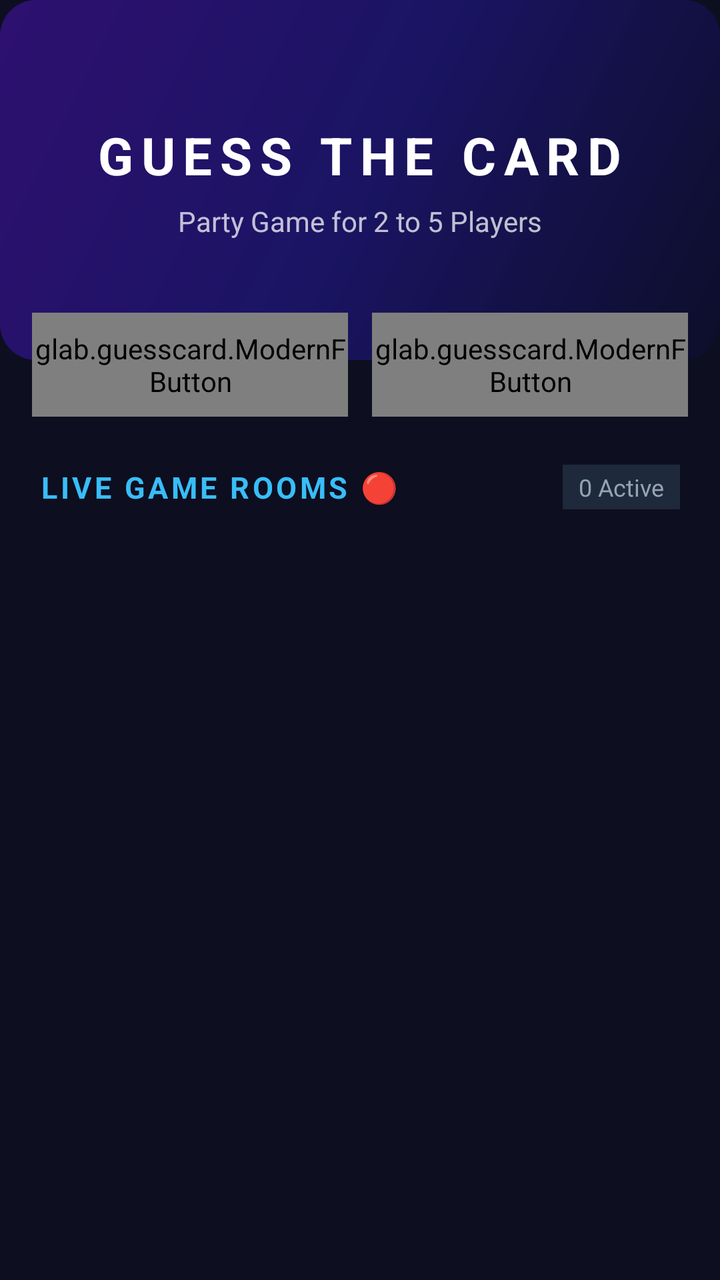
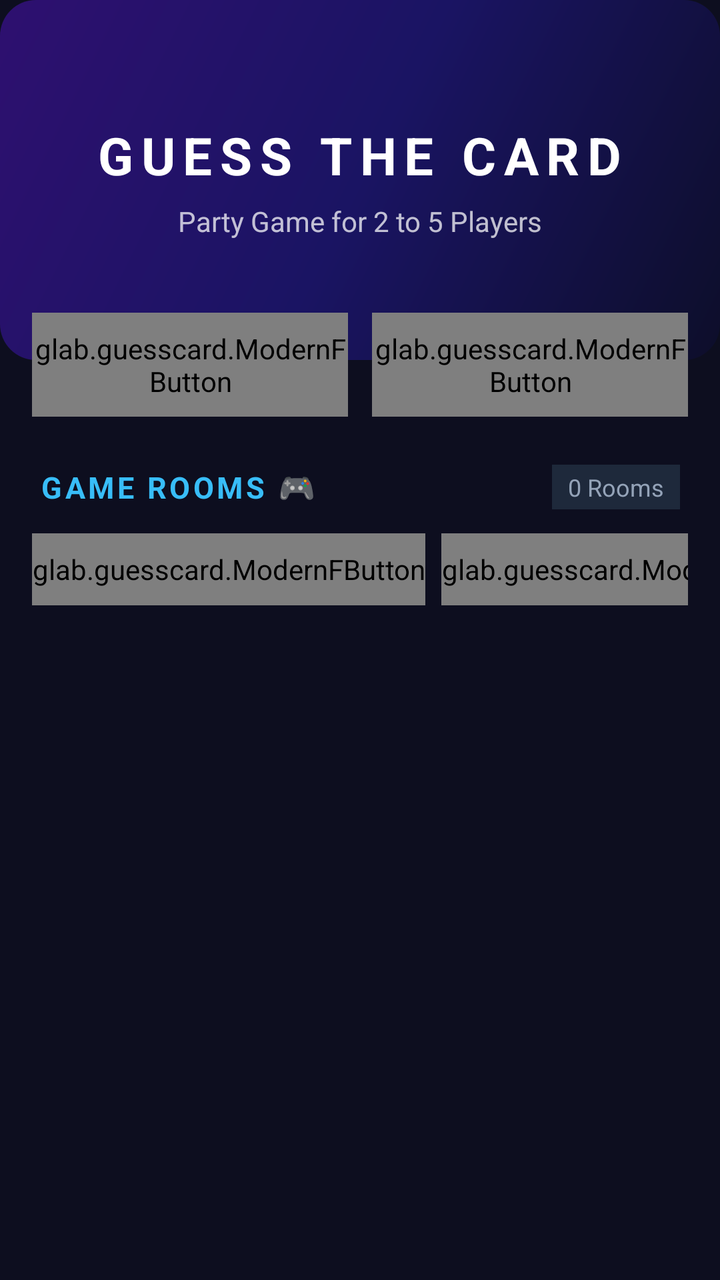

Compare the two renders of this Android layout. The source of the first and the diff that turns it into the second are given below.
<!-- AndroidManifest.xml: application theme Theme.TerritoryWars -->
<!-- res/layout/fragment_home.xml -->
<?xml version="1.0" encoding="utf-8"?>
<androidx.core.widget.NestedScrollView xmlns:android="http://schemas.android.com/apk/res/android"
    xmlns:app="http://schemas.android.com/apk/res-auto"
    xmlns:tools="http://schemas.android.com/tools"
    android:layout_width="match_parent"
    android:layout_height="match_parent"
    android:background="@color/bg_dark"
    android:fillViewport="true"
    android:clipToPadding="false"
    android:paddingBottom="100dp">

    <LinearLayout
        android:layout_width="match_parent"
        android:layout_height="wrap_content"
        android:orientation="vertical">

        
        <FrameLayout
            android:layout_width="match_parent"
            android:layout_height="180dp"
            android:background="@drawable/gradient_hero">

            <LinearLayout
                android:layout_width="match_parent"
                android:layout_height="match_parent"
                android:gravity="center"
                android:orientation="vertical"
                android:padding="20dp">

                <TextView
                    android:layout_width="wrap_content"
                    android:layout_height="wrap_content"
                    android:text="GUESS THE CARD"
                    android:textColor="#FFFFFF"
                    android:textSize="26sp"
                    android:textStyle="bold"
                    android:letterSpacing="0.15" />

                <TextView
                    android:id="@+id/tvPlayerName"
                    android:layout_width="wrap_content"
                    android:layout_height="wrap_content"
                    android:text="Party Game for 2 to 5 Players"
                    android:textColor="#BBFFFFFF"
                    android:textSize="14sp"
                    android:layout_marginTop="6dp" />

            </LinearLayout>
        </FrameLayout>

        
        <LinearLayout
            android:layout_width="match_parent"
            android:layout_height="wrap_content"
            android:orientation="horizontal"
            android:paddingStart="16dp"
            android:paddingEnd="16dp"
            android:layout_marginTop="-24dp"
            android:layout_marginBottom="16dp"
            android:gravity="center">

            
            <glab.guesscard.ModernFButton
                android:id="@+id/btnHomeQuickMatch"
                android:layout_width="0dp"
                android:layout_height="52dp"
                android:layout_weight="1"
                android:layout_marginEnd="6dp"
                android:text="⚡ Quick Match"
                android:textSize="12sp" />

            
            <glab.guesscard.ModernFButton
                android:id="@+id/btnHomeCreateRoom"
                android:layout_width="0dp"
                android:layout_height="52dp"
                android:layout_weight="1"
                android:layout_marginStart="6dp"
                android:text="➕ Create Room"
                android:textSize="12sp" />

        </LinearLayout>

        
        <LinearLayout
            android:id="@+id/offlinePracticeContainer"
            android:layout_width="match_parent"
            android:layout_height="wrap_content"
            android:orientation="vertical"
            android:paddingStart="16dp"
            android:paddingEnd="16dp"
            android:layout_marginBottom="16dp"
            android:visibility="gone">

            <TextView
                android:layout_width="match_parent"
                android:layout_height="wrap_content"
                android:text="Offline Mode"
                android:textColor="#94A3B8"
                android:textSize="12sp"
                android:textAllCaps="true"
                android:letterSpacing="0.12"
                android:layout_marginBottom="8dp" />

            <FrameLayout
                android:id="@+id/btnOfflinePractice"
                android:layout_width="match_parent"
                android:layout_height="80dp"
                android:background="@drawable/gradient_btn_offline"
                android:clickable="true"
                android:focusable="true">

                <LinearLayout
                    android:layout_width="match_parent"
                    android:layout_height="match_parent"
                    android:gravity="center_vertical"
                    android:orientation="horizontal"
                    android:paddingStart="20dp"
                    android:paddingEnd="20dp">

                    <LinearLayout
                        android:layout_width="0dp"
                        android:layout_height="wrap_content"
                        android:layout_weight="1"
                        android:orientation="vertical">

                        <TextView
                            android:layout_width="wrap_content"
                            android:layout_height="wrap_content"
                            android:text="PRACTICE MODE 🎮"
                            android:textColor="#FFFFFF"
                            android:textSize="18sp"
                            android:textStyle="bold" />

                        <TextView
                            android:layout_width="wrap_content"
                            android:layout_height="wrap_content"
                            android:text="Play solo practice match with smart bot"
                            android:textColor="#FFFFFFAA"
                            android:textSize="12sp" />
                    </LinearLayout>

                    <TextView
                        android:layout_width="wrap_content"
                        android:layout_height="wrap_content"
                        android:text="Start ▶"
                        android:textColor="#FFFFFF"
                        android:textSize="14sp"
                        android:textStyle="bold" />
                </LinearLayout>
            </FrameLayout>
        </LinearLayout>

        
        <LinearLayout
            android:id="@+id/onlineModesContainer"
            android:layout_width="match_parent"
            android:layout_height="wrap_content"
            android:orientation="vertical">

            
            <LinearLayout
                android:layout_width="match_parent"
                android:layout_height="wrap_content"
                android:orientation="horizontal"
                android:gravity="center_vertical"
                android:layout_marginStart="20dp"
                android:layout_marginEnd="20dp"
                android:layout_marginTop="8dp"
                android:layout_marginBottom="12dp">

                <TextView
                    android:id="@+id/tvLiveRoomsTitle"
                    android:layout_width="0dp"
                    android:layout_height="wrap_content"
                    android:layout_weight="1"
                    android:text="Live Game Rooms 🔴"
                    android:textColor="#38BDF8"
                    android:textSize="15sp"
                    android:textAllCaps="true"
                    android:letterSpacing="0.1"
                    android:textStyle="bold" />

                <TextView
                    android:id="@+id/tvLiveRoomsCount"
                    android:layout_width="wrap_content"
                    android:layout_height="wrap_content"
                    android:text="0 Active"
                    android:textColor="#94A3B8"
                    android:textSize="12sp"
                    android:background="#1E293B"
                    android:paddingStart="8dp"
                    android:paddingEnd="8dp"
                    android:paddingTop="3dp"
                    android:paddingBottom="3dp" />

            </LinearLayout>

            
            <LinearLayout
                android:id="@+id/tvNoActiveRooms"
                android:layout_width="match_parent"
                android:layout_height="wrap_content"
                android:layout_marginStart="16dp"
                android:layout_marginEnd="16dp"
                android:layout_marginBottom="12dp"
                android:background="@drawable/shape_glass_card"
                android:orientation="vertical"
                android:gravity="center"
                android:padding="24dp"
                android:visibility="gone">

                <TextView
                    android:layout_width="wrap_content"
                    android:layout_height="wrap_content"
                    android:text="🌐"
                    android:textSize="36sp"
                    android:layout_marginBottom="8dp" />

                <TextView
                    android:layout_width="wrap_content"
                    android:layout_height="wrap_content"
                    android:text="No Public Rooms Available"
                    android:textColor="#FFFFFF"
                    android:textSize="16sp"
                    android:textStyle="bold"
                    android:layout_marginBottom="4dp" />

                <TextView
                    android:layout_width="wrap_content"
                    android:layout_height="wrap_content"
                    android:text="Be the first to start a party room and invite your friends!"
                    android:textColor="#94A3B8"
                    android:textSize="13sp"
                    android:gravity="center"
                    android:layout_marginBottom="16dp" />

                <glab.guesscard.ModernFButton
                    android:id="@+id/btnEmptyCreateRoom"
                    android:layout_width="200dp"
                    android:layout_height="48dp"
                    android:text="✨ Create a Room" />

            </LinearLayout>

            
            <androidx.recyclerview.widget.RecyclerView
                android:id="@+id/rvActiveRooms"
                android:layout_width="match_parent"
                android:layout_height="wrap_content"
                android:nestedScrollingEnabled="false"
                android:overScrollMode="never"
                android:paddingStart="16dp"
                android:paddingEnd="16dp"
                android:layout_marginBottom="16dp"
                tools:itemCount="3"
                tools:listitem="@layout/item_active_room"
                tools:visibility="visible" />

        </LinearLayout>

    </LinearLayout>
</androidx.core.widget.NestedScrollView>
<!-- res/layout/item_active_room.xml (included above) -->
<?xml version="1.0" encoding="utf-8"?>
<FrameLayout xmlns:android="http://schemas.android.com/apk/res/android"
    xmlns:app="http://schemas.android.com/apk/res-auto"
    android:layout_width="match_parent"
    android:layout_height="wrap_content"
    android:layout_marginBottom="12dp"
    android:background="@drawable/shape_glass_card"
    android:padding="14dp">

    <LinearLayout
        android:layout_width="match_parent"
        android:layout_height="wrap_content"
        android:gravity="center_vertical"
        android:orientation="horizontal">

        
        <com.google.android.material.imageview.ShapeableImageView
            android:id="@+id/imgActiveRoomHostAvatar"
            android:layout_width="48dp"
            android:layout_height="48dp"
            android:scaleType="centerCrop"
            android:src="@drawable/ic_profile"
            app:shapeAppearanceOverlay="@style/ShapeAppearance.Material3.Corner.Full" />

        <LinearLayout
            android:layout_width="0dp"
            android:layout_height="wrap_content"
            android:layout_weight="1"
            android:layout_marginStart="14dp"
            android:orientation="vertical">

            <TextView
                android:id="@+id/tvActiveRoomName"
                android:layout_width="match_parent"
                android:layout_height="wrap_content"
                android:text="ANIMALS ROOM"
                android:textColor="#FFFFFF"
                android:textSize="16sp"
                android:textStyle="bold"
                android:maxLines="1"
                android:ellipsize="end" />

            <TextView
                android:id="@+id/tvActiveRoomHost"
                android:layout_width="match_parent"
                android:layout_height="wrap_content"
                android:text="Host: Player"
                android:textColor="#94A3B8"
                android:textSize="12sp"
                android:layout_marginTop="2dp"
                android:maxLines="1"
                android:ellipsize="end" />

            <LinearLayout
                android:layout_width="wrap_content"
                android:layout_height="wrap_content"
                android:orientation="horizontal"
                android:layout_marginTop="4dp">

                <TextView
                    android:id="@+id/tvActiveRoomCode"
                    android:layout_width="wrap_content"
                    android:layout_height="wrap_content"
                    android:text="Code: 849201"
                    android:textColor="#38BDF8"
                    android:textSize="11sp"
                    android:textStyle="bold"
                    android:background="#1E293B"
                    android:paddingStart="6dp"
                    android:paddingEnd="6dp"
                    android:paddingTop="2dp"
                    android:paddingBottom="2dp" />

                <TextView
                    android:id="@+id/tvActiveRoomPlayers"
                    android:layout_width="wrap_content"
                    android:layout_height="wrap_content"
                    android:text="1/5 Players"
                    android:textColor="#10B981"
                    android:textSize="11sp"
                    android:textStyle="bold"
                    android:background="#064E3B"
                    android:paddingStart="6dp"
                    android:paddingEnd="6dp"
                    android:paddingTop="2dp"
                    android:paddingBottom="2dp"
                    android:layout_marginStart="8dp" />
            </LinearLayout>

            <TextView
                android:id="@+id/tvActiveRoomPlayersList"
                android:layout_width="match_parent"
                android:layout_height="wrap_content"
                android:text="Joined: Player1, Player2"
                android:textColor="#7DD3FC"
                android:textSize="11sp"
                android:layout_marginTop="4dp"
                android:maxLines="1"
                android:ellipsize="end" />
        </LinearLayout>

        
        <glab.guesscard.ModernFButton
            android:id="@+id/btnJoinActiveRoom"
            android:layout_width="80dp"
            android:layout_height="42dp"
            android:text="JOIN" />

    </LinearLayout>
</FrameLayout>
<!-- resources referenced by this layout -->
<resources>
  <color name="bg_dark">#0D0E1F</color>
  <!-- drawable gradient_btn_offline (drawable) -->
  <?xml version="1.0" encoding="utf-8"?>
  <shape xmlns:android="http://schemas.android.com/apk/res/android"
      android:shape="rectangle">
      <gradient
          android:type="linear"
          android:angle="0"
          android:startColor="#F97316"
          android:endColor="#EF4444" />
      <corners android:radius="18dp" />
  </shape>
  <!-- drawable gradient_hero (drawable) -->
  <?xml version="1.0" encoding="utf-8"?>
  <shape xmlns:android="http://schemas.android.com/apk/res/android"
      android:shape="rectangle">
      <gradient
          android:type="linear"
          android:angle="135"
          android:startColor="#0D0E2A"
          android:centerColor="#1A1463"
          android:endColor="#2E1070" />
      <corners android:radius="18dp"/>
  </shape>
  <!-- drawable ic_profile (drawable) -->
  <?xml version="1.0" encoding="utf-8"?>
  <vector xmlns:android="http://schemas.android.com/apk/res/android"
      android:width="24dp"
      android:height="24dp"
      android:viewportWidth="24"
      android:viewportHeight="24">
      <path
          android:fillColor="#FF000000"
          android:pathData="M12,12c2.21,0 4,-1.79 4,-4s-1.79,-4 -4,-4 -4,1.79 -4,4 1.79,4 4,4zM12,14c-2.67,0 -8,1.34 -8,4v2h16v-2c0,-2.66 -5.33,-4 -8,-4z" />
  </vector>
  <!-- drawable shape_glass_card (drawable) -->
  <?xml version="1.0" encoding="utf-8"?>
  <shape xmlns:android="http://schemas.android.com/apk/res/android"
      android:shape="rectangle">
      <solid android:color="#1E293B" />
      <corners android:radius="16dp" />
      <stroke
          android:width="1dp"
          android:color="#334155" />
  </shape>
  <style name="Theme.TerritoryWars" parent="Theme.Material3.DayNight.NoActionBar">
          
          <item name="colorPrimary">@color/purple_500</item>
          <item name="colorPrimaryVariant">@color/purple_700</item>
          <item name="colorOnPrimary">@color/white</item>
          
          <item name="colorSecondary">@color/teal_200</item>
          <item name="colorSecondaryVariant">@color/teal_700</item>
          <item name="colorOnSecondary">@color/black</item>
          
          <item name="android:statusBarColor">@android:color/transparent</item>
          <item name="android:navigationBarColor">@android:color/transparent</item>
          <item name="android:windowDrawsSystemBarBackgrounds">true</item>
      </style>
  <color name="purple_500">#FF6200EE</color>
  <color name="purple_700">#FF3700B3</color>
  <color name="white">#FFFFFFFF</color>
  <color name="teal_200">#FF03DAC5</color>
  <color name="teal_700">#FF018786</color>
  <color name="black">#FF000000</color>
</resources>

<!-- the commit's change to res/layout/fragment_home.xml (unified diff, before → after) -->
@@ -174,7 +174,7 @@
                     android:layout_width="0dp"
                     android:layout_height="wrap_content"
                     android:layout_weight="1"
-                    android:text="Live Game Rooms 🔴"
+                    android:text="Game Rooms 🎮"
                     android:textColor="#38BDF8"
                     android:textSize="15sp"
                     android:textAllCaps="true"
@@ -185,7 +185,7 @@
                     android:id="@+id/tvLiveRoomsCount"
                     android:layout_width="wrap_content"
                     android:layout_height="wrap_content"
-                    android:text="0 Active"
+                    android:text="0 Rooms"
                     android:textColor="#94A3B8"
                     android:textSize="12sp"
                     android:background="#1E293B"
@@ -194,6 +194,78 @@
                     android:paddingTop="3dp"
                     android:paddingBottom="3dp" />
 
+            </LinearLayout>
+
+            
+            <HorizontalScrollView
+                android:layout_width="match_parent"
+                android:layout_height="wrap_content"
+                android:scrollbars="none"
+                android:paddingStart="16dp"
+                android:paddingEnd="16dp"
+                android:layout_marginBottom="12dp">
+
+                <LinearLayout
+                    android:layout_width="wrap_content"
+                    android:layout_height="wrap_content"
+                    android:orientation="horizontal">
+
+                    <glab.guesscard.ModernFButton
+                        android:id="@+id/btnFilterAllRooms"
+                        android:layout_width="wrap_content"
+                        android:layout_height="36dp"
+                        android:text="All Rooms"
+                        android:textSize="11sp"
+                        android:layout_marginEnd="8dp" />
+
+                    <glab.guesscard.ModernFButton
+                        android:id="@+id/btnFilterOnlineRooms"
+                        android:layout_width="wrap_content"
+                        android:layout_height="36dp"
+                        android:text="🌐 Online (Cloud)"
+                        android:textSize="11sp"
+                        android:layout_marginEnd="8dp" />
+
+                    <glab.guesscard.ModernFButton
+                        android:id="@+id/btnFilterBluetoothRooms"
+                        android:layout_width="wrap_content"
+                        android:layout_height="36dp"
+                        android:text="📡 Bluetooth Mesh"
+                        android:textSize="11sp" />
+
+                </LinearLayout>
+            </HorizontalScrollView>
+
+            
+            <LinearLayout
+                android:id="@+id/layoutBluetoothScanning"
+                android:layout_width="match_parent"
+                android:layout_height="wrap_content"
+                android:orientation="horizontal"
+                android:gravity="center_vertical"
+                android:layout_marginStart="20dp"
+                android:layout_marginEnd="20dp"
+                android:layout_marginBottom="8dp"
+                android:background="#1E1B4B"
+                android:paddingStart="12dp"
+                android:paddingEnd="12dp"
+                android:paddingTop="6dp"
+                android:paddingBottom="6dp"
+                android:visibility="gone">
+
+                <ProgressBar
+                    android:layout_width="14dp"
+                    android:layout_height="14dp"
+                    android:indeterminate="true"
+                    android:indeterminateTint="#A855F7" />
+
+                <TextView
+                    android:layout_width="wrap_content"
+                    android:layout_height="wrap_content"
+                    android:text="Scanning for nearby Bluetooth Mesh rooms..."
+                    android:textColor="#C084FC"
+                    android:textSize="11sp"
+                    android:layout_marginStart="8dp" />
             </LinearLayout>
 
             
@@ -315,6 +387,22 @@
                 android:maxLines="1"
                 android:ellipsize="end" />
 
+            <TextView
+                android:id="@+id/tvActiveRoomMeshBadge"
+                android:layout_width="wrap_content"
+                android:layout_height="wrap_content"
+                android:text="📡 BLUETOOTH MESH • OFFLINE"
+                android:textColor="#A855F7"
+                android:textSize="10sp"
+                android:textStyle="bold"
+                android:background="#2E1065"
+                android:paddingStart="6dp"
+                android:paddingEnd="6dp"
+                android:paddingTop="2dp"
+                android:paddingBottom="2dp"
+                android:layout_marginTop="2dp"
+                android:visibility="gone" />
+
             <LinearLayout
                 android:layout_width="wrap_content"
                 android:layout_height="wrap_content"
